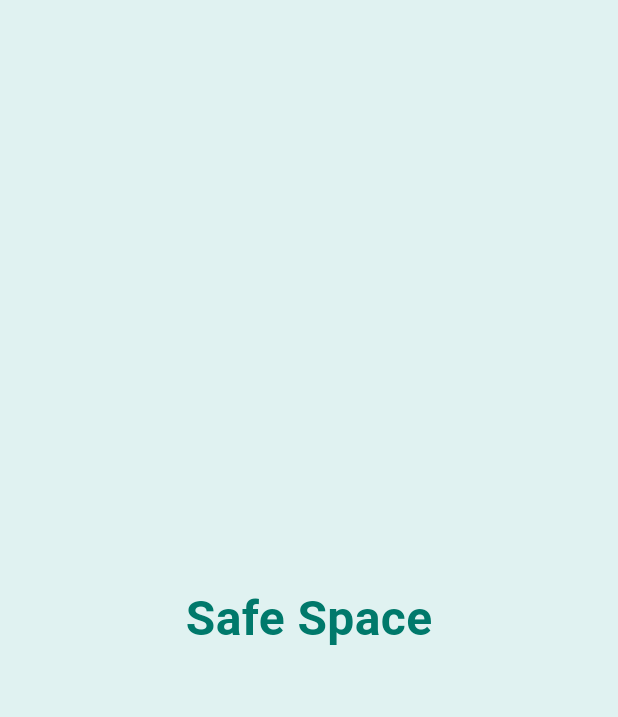
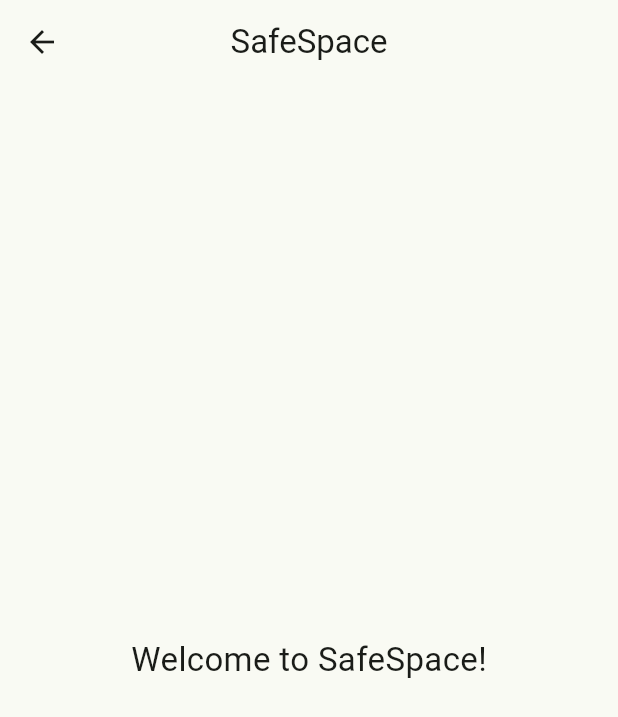
Before and after one commit to GayangaBandara/Project_Files_Fyp, a Flutter app: the HomeScreen screen opened by its route, on a phone screen of 412 x 824 dp. Shown: the top 717 px of the screen. Run offline on Flutter 3.47's test engine with Material 3 defaults, Android fonts, the phone set to English and light mode, and no system bars; missing offline and left inert: intro_screen_onboarding_flutter; Roboto replaces fonts that are missing (Arial Rounded).

Commit message:
Update Screen

```diff
--- a/safespace_onboarding/analysis_options.yaml
+++ b/safespace_onboarding/analysis_options.yaml
@@ -10,6 +10,8 @@
 analyzer:
   errors:
     unnecessary_cast: ignore
+    unused_field: ignore
+    unused_import: ignore
 include: package:flutter_lints/flutter.yaml
 
 linter:
--- a/safespace_onboarding/lib/main.dart
+++ b/safespace_onboarding/lib/main.dart
@@ -1,21 +1,24 @@
-// main.dart
 import 'package:flutter/material.dart';
+import 'theme/theme.dart';
 import 'screens/onboarding/onboarding_screen.dart';
+import 'screens/onboarding/user_details_screen.dart';
 import 'screens/home_screen.dart';
 
+void main() => runApp(const MyApp());
 
-void main() => runApp(SafeSpaceApp());
+class MyApp extends StatelessWidget {
+  const MyApp({super.key});
 
-class SafeSpaceApp extends StatelessWidget {
   @override
   Widget build(BuildContext context) {
     return MaterialApp(
+      title: 'SafeSpace',
+      theme: lightMode,
       debugShowCheckedModeBanner: false,
-      title: 'SafeSpace',
-      theme: ThemeData(primarySwatch: Colors.teal),
-      home: OnboardingScreen(),
+      home: const OnboardingScreen(),
       routes: {
-        "/home": (context) => HomeScreen(),
+        "/details": (context) => const UserDetailsScreen(),
+        "/home": (context) => const HomeScreen(),
       },
     );
   }
--- a/safespace_onboarding/lib/screens/home_screen.dart
+++ b/safespace_onboarding/lib/screens/home_screen.dart
@@ -1,20 +1,19 @@
-// TODO Implement this library.
 import 'package:flutter/material.dart';
 
 class HomeScreen extends StatelessWidget {
+  const HomeScreen({super.key});
+
   @override
   Widget build(BuildContext context) {
     return Scaffold(
-      backgroundColor: Colors.teal.shade50,
-      body: Center(
+      appBar: AppBar(
+        title: const Text("SafeSpace"),
+        centerTitle: true,
+      ),
+      body: const Center(
         child: Text(
-          'Safe Space',
-          style: TextStyle(
-            fontSize: 32,
-            fontWeight: FontWeight.bold,
-            color: Colors.teal.shade700,
-            fontFamily: 'Arial Rounded',
-          ),
+          "Welcome to SafeSpace!",
+          style: TextStyle(fontSize: 22),
         ),
       ),
     );
--- /dev/null
+++ b/safespace_onboarding/lib/theme/theme.dart
@@ -0,0 +1,40 @@
+import 'package:flutter/material.dart';
+
+const lightColorScheme = ColorScheme(
+  brightness: Brightness.light,
+  primary: Color(0xFF416FDF),
+  onPrimary: Color(0xFFFFFFFF),
+  secondary: Color(0xFF6EAEE7),
+  onSecondary: Color(0xFFFFFFFF),
+  tertiary: Color(0xFFB8E0D2),         // Calm green (mint)
+  onTertiary: Color(0xFF1A1C18),
+  error: Color(0xFFBA1A1A),
+  onError: Color(0xFFFFFFFF),
+  shadow: Color(0xFF000000),
+  outlineVariant: Color(0xFFC2C8BC),
+  surface: Color(0xFFF9FAF3),
+  onSurface: Color(0xFF1A1C18),
+);
+
+
+ThemeData lightMode = ThemeData(
+  useMaterial3: true,
+  brightness: Brightness.light,
+  colorScheme: lightColorScheme,
+  scaffoldBackgroundColor: lightColorScheme.surface,
+  elevatedButtonTheme: ElevatedButtonThemeData(
+    style: ButtonStyle(
+      backgroundColor: WidgetStateProperty.all<Color>(lightColorScheme.primary),
+      foregroundColor: WidgetStateProperty.all<Color>(Colors.white),
+      elevation: WidgetStateProperty.all<double>(3.0),
+      padding: WidgetStateProperty.all<EdgeInsets>(
+        const EdgeInsets.symmetric(horizontal: 20, vertical: 16),
+      ),
+      shape: WidgetStateProperty.all<RoundedRectangleBorder>(
+        RoundedRectangleBorder(
+          borderRadius: BorderRadius.circular(14),
+        ),
+      ),
+    ),
+  ),
+);
--- a/safespace_onboarding/pubspec.yaml
+++ b/safespace_onboarding/pubspec.yaml
@@ -1,7 +1,7 @@
 name: safespace_onboarding
 description: "A new Flutter project."
 
-publish_to: 'none' # This prevents accidental publishing to pub.dev
+publish_to: 'none'
 
 version: 1.0.0+1
 
@@ -23,3 +23,6 @@ dev_dependencies:
 
 flutter:
   uses-material-design: true
+
+  assets:
+    - assets/images/welcome.png
```
Also changed, not shown: safespace_onboarding/lib/screens/onboarding/onboarding_screen.dart (+115 -21 lines), safespace_onboarding/lib/screens/onboarding/user_details_screen.dart (+93 -25 lines), safespace_onboarding/assets/images/welcome.png (added).
